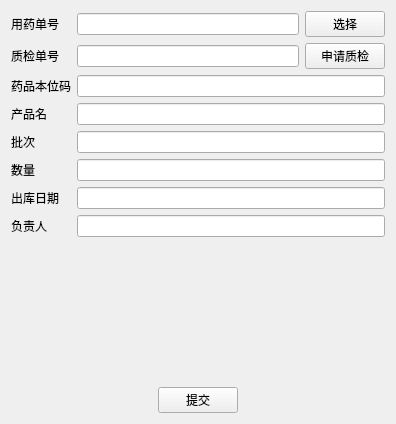
owlsome2501/medicines_dbs, file out_recorder.ui: the form before one commit.
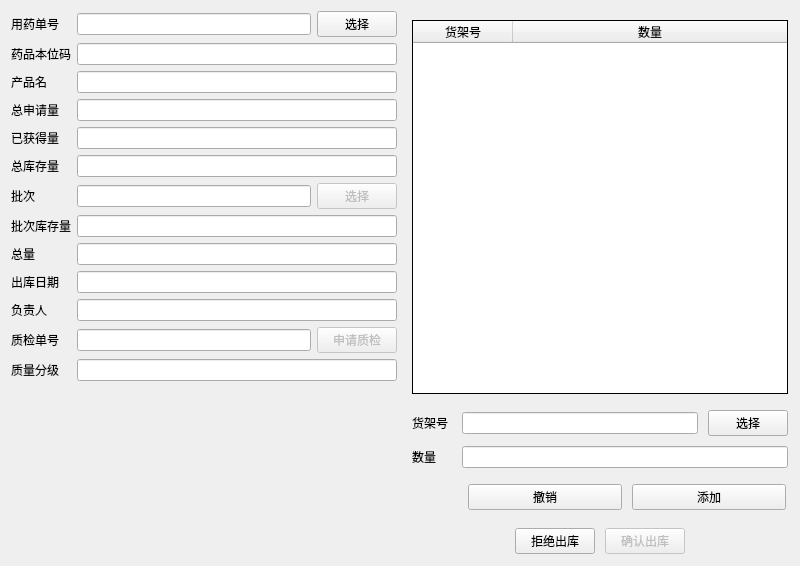
The form after the commit.

Diff of the .ui file:
```diff
--- a/out_recorder.ui
+++ b/out_recorder.ui
@@ -6,15 +6,15 @@
    <rect>
     <x>0</x>
     <y>0</y>
-    <width>396</width>
-    <height>424</height>
+    <width>800</width>
+    <height>566</height>
    </rect>
   </property>
   <property name="windowTitle">
    <string>Form</string>
   </property>
-  <layout class="QVBoxLayout" name="verticalLayout">
-   <item>
+  <layout class="QGridLayout" name="gridLayout">
+   <item row="0" column="0">
     <layout class="QFormLayout" name="formLayout">
      <item row="0" column="0">
       <widget class="QLabel" name="label">
@@ -23,74 +23,172 @@
        </property>
       </widget>
      </item>
+     <item row="0" column="1">
+      <layout class="QHBoxLayout" name="horizontalLayout">
+       <item>
+        <widget class="QLineEdit" name="apr_id">
+         <property name="readOnly">
+          <bool>true</bool>
+         </property>
+        </widget>
+       </item>
+       <item>
+        <widget class="QPushButton" name="select_apr">
+         <property name="text">
+          <string>选择</string>
+         </property>
+        </widget>
+       </item>
+      </layout>
+     </item>
      <item row="1" column="0">
-      <widget class="QLabel" name="label_8">
-       <property name="text">
-        <string>质检单号</string>
-       </property>
-      </widget>
-     </item>
-     <item row="2" column="0">
       <widget class="QLabel" name="label_7">
        <property name="text">
         <string>药品本位码</string>
        </property>
       </widget>
      </item>
-     <item row="3" column="0">
+     <item row="1" column="1">
+      <widget class="QLineEdit" name="mid">
+       <property name="readOnly">
+        <bool>true</bool>
+       </property>
+      </widget>
+     </item>
+     <item row="2" column="0">
       <widget class="QLabel" name="label_2">
        <property name="text">
         <string>产品名</string>
        </property>
       </widget>
      </item>
+     <item row="2" column="1">
+      <widget class="QLineEdit" name="ap_name">
+       <property name="readOnly">
+        <bool>true</bool>
+       </property>
+      </widget>
+     </item>
+     <item row="3" column="0">
+      <widget class="QLabel" name="label_12">
+       <property name="text">
+        <string>总申请量</string>
+       </property>
+      </widget>
+     </item>
+     <item row="3" column="1">
+      <widget class="QLineEdit" name="apr_num">
+       <property name="readOnly">
+        <bool>true</bool>
+       </property>
+      </widget>
+     </item>
      <item row="4" column="0">
-      <widget class="QLabel" name="label_3">
+      <widget class="QLabel" name="label_13">
        <property name="text">
-        <string>批次</string>
+        <string>已获得量</string>
+       </property>
+      </widget>
+     </item>
+     <item row="4" column="1">
+      <widget class="QLineEdit" name="goted">
+       <property name="readOnly">
+        <bool>true</bool>
        </property>
       </widget>
      </item>
      <item row="5" column="0">
-      <widget class="QLabel" name="label_4">
+      <widget class="QLabel" name="label_all_inv_num">
        <property name="text">
-        <string>数量</string>
+        <string>总库存量</string>
+       </property>
+      </widget>
+     </item>
+     <item row="5" column="1">
+      <widget class="QLineEdit" name="all_inv_num">
+       <property name="readOnly">
+        <bool>true</bool>
        </property>
       </widget>
      </item>
      <item row="6" column="0">
+      <widget class="QLabel" name="label_11">
+       <property name="text">
+        <string>批次</string>
+       </property>
+      </widget>
+     </item>
+     <item row="6" column="1">
+      <layout class="QHBoxLayout" name="horizontalLayout_7">
+       <item>
+        <widget class="QLineEdit" name="batch_num">
+         <property name="readOnly">
+          <bool>true</bool>
+         </property>
+        </widget>
+       </item>
+       <item>
+        <widget class="QPushButton" name="select_inv">
+         <property name="enabled">
+          <bool>false</bool>
+         </property>
+         <property name="text">
+          <string>选择</string>
+         </property>
+        </widget>
+       </item>
+      </layout>
+     </item>
+     <item row="8" column="0">
+      <widget class="QLabel" name="label_4">
+       <property name="text">
+        <string>总量</string>
+       </property>
+      </widget>
+     </item>
+     <item row="8" column="1">
+      <widget class="QLineEdit" name="all_num">
+       <property name="readOnly">
+        <bool>false</bool>
+       </property>
+      </widget>
+     </item>
+     <item row="9" column="0">
       <widget class="QLabel" name="label_5">
        <property name="text">
         <string>出库日期</string>
        </property>
       </widget>
      </item>
-     <item row="7" column="0">
+     <item row="9" column="1">
+      <widget class="QLineEdit" name="date">
+       <property name="readOnly">
+        <bool>true</bool>
+       </property>
+      </widget>
+     </item>
+     <item row="10" column="0">
       <widget class="QLabel" name="label_6">
        <property name="text">
         <string>负责人</string>
        </property>
       </widget>
      </item>
-     <item row="0" column="1">
-      <layout class="QHBoxLayout" name="horizontalLayout">
-       <item>
-        <widget class="QLineEdit" name="apr_id">
-         <property name="readOnly">
-          <bool>true</bool>
-         </property>
-        </widget>
-       </item>
-       <item>
-        <widget class="QPushButton" name="select_apr">
-         <property name="text">
-          <string>选择</string>
-         </property>
-        </widget>
-       </item>
-      </layout>
+     <item row="10" column="1">
+      <widget class="QLineEdit" name="staff">
+       <property name="readOnly">
+        <bool>true</bool>
+       </property>
+      </widget>
      </item>
-     <item row="1" column="1">
+     <item row="11" column="0">
+      <widget class="QLabel" name="label_8">
+       <property name="text">
+        <string>质检单号</string>
+       </property>
+      </widget>
+     </item>
+     <item row="11" column="1">
       <layout class="QHBoxLayout" name="horizontalLayout_2">
        <item>
         <widget class="QLineEdit" name="qur_id">
@@ -101,6 +199,9 @@
        </item>
        <item>
         <widget class="QPushButton" name="req_qur">
+         <property name="enabled">
+          <bool>false</bool>
+         </property>
          <property name="text">
           <string>申请质检</string>
          </property>
@@ -108,35 +209,29 @@
        </item>
       </layout>
      </item>
-     <item row="2" column="1">
-      <widget class="QLineEdit" name="mid">
-       <property name="readOnly">
-        <bool>true</bool>
+     <item row="12" column="0">
+      <widget class="QLabel" name="label_3">
+       <property name="text">
+        <string>质量分级</string>
        </property>
       </widget>
      </item>
-     <item row="3" column="1">
-      <widget class="QLineEdit" name="ap_name">
+     <item row="12" column="1">
+      <widget class="QLineEdit" name="quality">
        <property name="readOnly">
         <bool>true</bool>
        </property>
       </widget>
      </item>
-     <item row="4" column="1">
-      <widget class="QLineEdit" name="batch_num"/>
-     </item>
-     <item row="5" column="1">
-      <widget class="QLineEdit" name="num"/>
+     <item row="7" column="0">
+      <widget class="QLabel" name="label_inv_num">
+       <property name="text">
+        <string>批次库存量</string>
+       </property>
+      </widget>
      </item>
      <item row="7" column="1">
-      <widget class="QLineEdit" name="staff">
-       <property name="readOnly">
-        <bool>true</bool>
-       </property>
-      </widget>
-     </item>
-     <item row="6" column="1">
-      <widget class="QLineEdit" name="date">
+      <widget class="QLineEdit" name="inv_num">
        <property name="readOnly">
         <bool>true</bool>
        </property>
@@ -144,42 +239,205 @@
      </item>
     </layout>
    </item>
-   <item>
-    <layout class="QHBoxLayout" name="horizontalLayout_3">
-     <item>
-      <spacer name="horizontalSpacer">
-       <property name="orientation">
-        <enum>Qt::Horizontal</enum>
-       </property>
-       <property name="sizeHint" stdset="0">
-        <size>
-         <width>40</width>
-         <height>20</height>
-        </size>
-       </property>
-      </spacer>
-     </item>
-     <item>
-      <widget class="QPushButton" name="commit">
-       <property name="text">
-        <string>提交</string>
-       </property>
-      </widget>
-     </item>
-     <item>
-      <spacer name="horizontalSpacer_2">
-       <property name="orientation">
-        <enum>Qt::Horizontal</enum>
-       </property>
-       <property name="sizeHint" stdset="0">
-        <size>
-         <width>40</width>
-         <height>20</height>
-        </size>
-       </property>
-      </spacer>
-     </item>
-    </layout>
+   <item row="0" column="1">
+    <widget class="QWidget" name="detail" native="true">
+     <layout class="QVBoxLayout" name="verticalLayout">
+      <property name="spacing">
+       <number>10</number>
+      </property>
+      <property name="leftMargin">
+       <number>9</number>
+      </property>
+      <property name="topMargin">
+       <number>9</number>
+      </property>
+      <property name="rightMargin">
+       <number>1</number>
+      </property>
+      <property name="bottomMargin">
+       <number>1</number>
+      </property>
+      <item>
+       <widget class="QTableWidget" name="out_list">
+        <property name="frameShape">
+         <enum>QFrame::Box</enum>
+        </property>
+        <property name="frameShadow">
+         <enum>QFrame::Plain</enum>
+        </property>
+        <property name="editTriggers">
+         <set>QAbstractItemView::NoEditTriggers</set>
+        </property>
+        <property name="selectionMode">
+         <enum>QAbstractItemView::SingleSelection</enum>
+        </property>
+        <property name="selectionBehavior">
+         <enum>QAbstractItemView::SelectRows</enum>
+        </property>
+        <attribute name="horizontalHeaderStretchLastSection">
+         <bool>true</bool>
+        </attribute>
+        <column>
+         <property name="text">
+          <string>货架号</string>
+         </property>
+        </column>
+        <column>
+         <property name="text">
+          <string>数量</string>
+         </property>
+        </column>
+       </widget>
+      </item>
+      <item>
+       <layout class="QFormLayout" name="formLayout_2">
+        <property name="topMargin">
+         <number>6</number>
+        </property>
+        <property name="bottomMargin">
+         <number>6</number>
+        </property>
+        <item row="0" column="0">
+         <widget class="QLabel" name="label_9">
+          <property name="text">
+           <string>货架号</string>
+          </property>
+         </widget>
+        </item>
+        <item row="0" column="1">
+         <layout class="QHBoxLayout" name="horizontalLayout_6">
+          <item>
+           <widget class="QLineEdit" name="wid">
+            <property name="readOnly">
+             <bool>true</bool>
+            </property>
+           </widget>
+          </item>
+          <item>
+           <widget class="QPushButton" name="select_storage">
+            <property name="enabled">
+             <bool>true</bool>
+            </property>
+            <property name="text">
+             <string>选择</string>
+            </property>
+           </widget>
+          </item>
+         </layout>
+        </item>
+        <item row="1" column="0">
+         <widget class="QLabel" name="label_10">
+          <property name="text">
+           <string>数量</string>
+          </property>
+         </widget>
+        </item>
+        <item row="1" column="1">
+         <widget class="QLineEdit" name="num"/>
+        </item>
+        <item row="2" column="0">
+         <spacer name="horizontalSpacer_3">
+          <property name="orientation">
+           <enum>Qt::Horizontal</enum>
+          </property>
+          <property name="sizeHint" stdset="0">
+           <size>
+            <width>40</width>
+            <height>20</height>
+           </size>
+          </property>
+         </spacer>
+        </item>
+        <item row="2" column="1">
+         <layout class="QHBoxLayout" name="horizontalLayout_5">
+          <property name="leftMargin">
+           <number>6</number>
+          </property>
+          <property name="topMargin">
+           <number>6</number>
+          </property>
+          <property name="rightMargin">
+           <number>2</number>
+          </property>
+          <property name="bottomMargin">
+           <number>2</number>
+          </property>
+          <item>
+           <widget class="QPushButton" name="rollback">
+            <property name="enabled">
+             <bool>true</bool>
+            </property>
+            <property name="text">
+             <string>撤销</string>
+            </property>
+           </widget>
+          </item>
+          <item>
+           <widget class="QPushButton" name="insert">
+            <property name="enabled">
+             <bool>true</bool>
+            </property>
+            <property name="text">
+             <string>添加</string>
+            </property>
+           </widget>
+          </item>
+         </layout>
+        </item>
+       </layout>
+      </item>
+      <item>
+       <layout class="QHBoxLayout" name="horizontalLayout_3">
+        <item>
+         <spacer name="horizontalSpacer_2">
+          <property name="orientation">
+           <enum>Qt::Horizontal</enum>
+          </property>
+          <property name="sizeHint" stdset="0">
+           <size>
+            <width>40</width>
+            <height>20</height>
+           </size>
+          </property>
+         </spacer>
+        </item>
+        <item>
+         <widget class="QPushButton" name="abort">
+          <property name="enabled">
+           <bool>true</bool>
+          </property>
+          <property name="text">
+           <string>拒绝出库</string>
+          </property>
+         </widget>
+        </item>
+        <item>
+         <widget class="QPushButton" name="commit">
+          <property name="enabled">
+           <bool>false</bool>
+          </property>
+          <property name="text">
+           <string>确认出库</string>
+          </property>
+         </widget>
+        </item>
+        <item>
+         <spacer name="horizontalSpacer">
+          <property name="orientation">
+           <enum>Qt::Horizontal</enum>
+          </property>
+          <property name="sizeHint" stdset="0">
+           <size>
+            <width>40</width>
+            <height>20</height>
+           </size>
+          </property>
+         </spacer>
+        </item>
+       </layout>
+      </item>
+     </layout>
+    </widget>
    </item>
   </layout>
  </widget>
```
